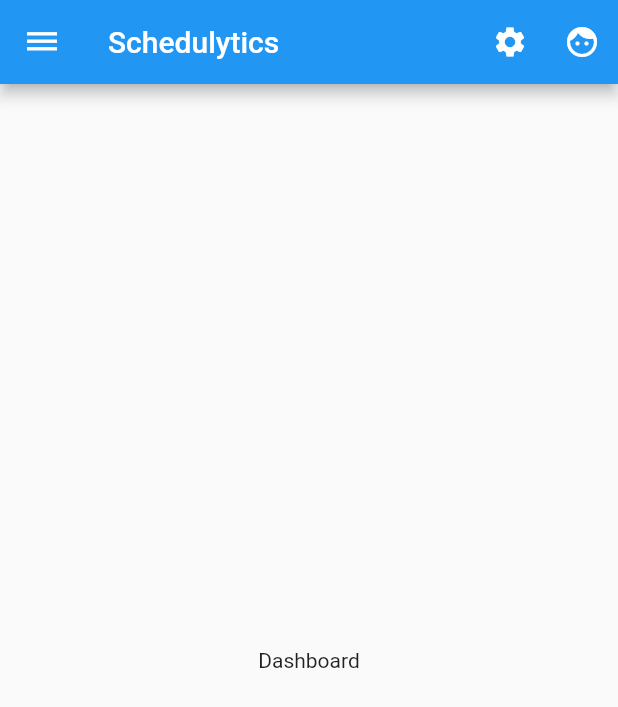
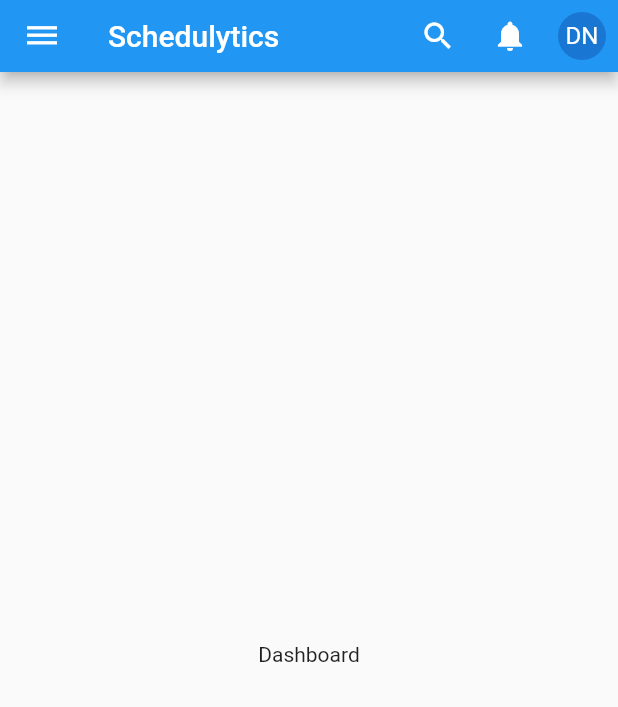
Before and after one commit to noltedennis/schedulytics, a Flutter app: the screen it shows after launch, in the side drawer, after a tap on "Dashboard", on a phone screen of 412 x 824 dp. Shown: the top 707 px of the screen. Run offline on Flutter 3.47's test engine with Material 2 defaults, Android fonts, the phone set to English and light mode, and no system bars.

Commit message:
Further code refactoring

```diff
--- /dev/null
+++ b/lib/ui/SchedulyticsAppBar.dart
@@ -0,0 +1,78 @@
+import 'package:flutter/material.dart';
+
+import 'SchedulyticsRoutes.dart';
+
+class SchedulyticsAppBar extends StatelessWidget
+    implements PreferredSizeWidget {
+  static const double height = 48;
+
+  final _routes = SchedulyticsRoutes();
+  final GlobalKey<ScaffoldState> _scaffoldKey;
+
+  SchedulyticsAppBar(this._scaffoldKey);
+
+  @override
+  Widget build(BuildContext context) {
+    return AppBar(
+      title: GestureDetector(
+        child: Text("Schedulytics"),
+        onTap: () => _routes.navigateToScreen(
+            context, SchedulyticsRouteTypeEnum.DASHBOARD),
+      ),
+      leading: IconButton(
+        icon: Icon(Icons.dehaze),
+        onPressed: () => _toggleDrawer(),
+      ),
+      automaticallyImplyLeading: false,
+      actions: <Widget>[
+        IconButton(
+          icon: Icon(_choices[0].icon, color: Colors.white),
+          onPressed: () => {},
+        ),
+        IconButton(
+          icon: Icon(_choices[1].icon, color: Colors.white),
+          onPressed: () => {},
+        ),
+        PopupMenuButton<_Choice>(
+          icon: CircleAvatar(
+            child: Text('DN'),
+          ),
+          itemBuilder: (BuildContext context) {
+            return _choices.skip(2).map((_Choice choice) {
+              return PopupMenuItem<_Choice>(
+                value: choice,
+                child: Text(choice.title),
+              );
+            }).toList();
+          },
+        ),
+      ],
+    );
+  }
+
+  @override
+  Size get preferredSize => Size.fromHeight(height);
+
+  void _toggleDrawer() {
+    if (_scaffoldKey.currentState.isDrawerOpen == false) {
+      _scaffoldKey.currentState.openDrawer();
+    } else {
+      _scaffoldKey.currentState.openEndDrawer();
+    }
+  }
+}
+
+class _Choice {
+  const _Choice({this.title, this.icon});
+
+  final String title;
+  final IconData icon;
+}
+
+const List<_Choice> _choices = const <_Choice>[
+  const _Choice(title: 'Search', icon: Icons.search),
+  const _Choice(title: 'Notifications', icon: Icons.notifications),
+  const _Choice(title: 'Settings', icon: Icons.settings),
+  const _Choice(title: 'Use profile', icon: Icons.person),
+  const _Choice(title: 'Logout', icon: Icons.exit_to_app),
+];
--- /dev/null
+++ b/lib/ui/SchedulyticsDrawer.dart
@@ -0,0 +1,48 @@
+import 'package:flutter/material.dart';
+
+import 'SchedulyticsRoutes.dart';
+
+class SchedulyticsDrawer extends StatelessWidget {
+  final _routes = SchedulyticsRoutes();
+  final GlobalKey<ScaffoldState> _scaffoldKey;
+
+  SchedulyticsDrawer(this._scaffoldKey);
+
+  @override
+  Widget build(BuildContext context) {
+    return Drawer(
+      child: ListView(
+        padding: EdgeInsets.zero,
+        children: <Widget>[
+          ListTile(
+            leading: Icon(Icons.home),
+            title: Text('Dashboard'),
+            onTap: () => _navigateAndCloseDrawer(
+                context, SchedulyticsRouteTypeEnum.DASHBOARD),
+          ),
+          Divider(),
+          ListTile(
+            leading: Icon(Icons.build),
+            title: Text('Jobs'),
+            onTap: () => _navigateAndCloseDrawer(
+                context, SchedulyticsRouteTypeEnum.JOBS),
+          ),
+          ListTile(
+            leading: Icon(Icons.history),
+            title: Text('Executions'),
+            onTap: () => _navigateAndCloseDrawer(
+                context, SchedulyticsRouteTypeEnum.EXECUTIONS),
+          ),
+        ],
+      ),
+    );
+  }
+
+  void _navigateAndCloseDrawer(
+      BuildContext context, SchedulyticsRouteTypeEnum type) {
+    _routes.navigateToScreen(context, type);
+    if (_scaffoldKey.currentState.isDrawerOpen) {
+      _scaffoldKey.currentState.openEndDrawer();
+    }
+  }
+}
--- a/lib/ui/SchedulyticsRoutes.dart
+++ b/lib/ui/SchedulyticsRoutes.dart
@@ -1,4 +1,6 @@
 import 'package:flutter/material.dart';
+import 'package:schedulytics/ui/screens/SettingsScreen.dart';
+import 'package:schedulytics/ui/screens/UserProfileScreen.dart';
 
 import 'SchedulyticsScreenFrame.dart';
 import 'screens/DashboardScreen.dart';
@@ -26,6 +28,14 @@
     SchedulyticsRouteTypeEnum.EXECUTIONS: _SchedulyticsRoute(
       '/executions',
       (context) => SchedulyticsScreenFrame(ExecutionsScreen()),
+    ),
+    SchedulyticsRouteTypeEnum.USER_PROFILE: _SchedulyticsRoute(
+      '/profile',
+      (context) => SchedulyticsScreenFrame(UserProfileScreen()),
+    ),
+    SchedulyticsRouteTypeEnum.SETTINGS: _SchedulyticsRoute(
+      '/settings',
+      (context) => SchedulyticsScreenFrame(SettingsScreen()),
     ),
   };
 
@@ -69,7 +79,13 @@
   }
 }
 
-enum SchedulyticsRouteTypeEnum { DASHBOARD, JOBS, EXECUTIONS }
+enum SchedulyticsRouteTypeEnum {
+  DASHBOARD,
+  JOBS,
+  EXECUTIONS,
+  USER_PROFILE,
+  SETTINGS
+}
 
 class _SchedulyticsRoute {
   final String path;
--- a/lib/ui/SchedulyticsScreenFrame.dart
+++ b/lib/ui/SchedulyticsScreenFrame.dart
@@ -1,11 +1,11 @@
 import 'package:flutter/material.dart';
 
-import 'SchedulyticsRoutes.dart';
+import 'SchedulyticsAppBar.dart';
+import 'SchedulyticsDrawer.dart';
 
 class SchedulyticsScreenFrame extends StatelessWidget {
   final Widget body;
   final GlobalKey<ScaffoldState> _scaffoldKey = GlobalKey();
-  final _routes = SchedulyticsRoutes();
 
   SchedulyticsScreenFrame(this.body);
 
@@ -15,85 +15,12 @@
   Widget build(BuildContext context) {
     return Scaffold(
       primary: true,
-      appBar: _buildSchedulyticsAppBar(context),
+      appBar: SchedulyticsAppBar(_scaffoldKey),
       body: Scaffold(
         key: _scaffoldKey,
-        drawer: _buildSchedulyticsDrawer(context),
+        drawer: SchedulyticsDrawer(_scaffoldKey),
         body: body,
       ),
     );
   }
-
-  AppBar _buildSchedulyticsAppBar(BuildContext context) {
-    return AppBar(
-      title: GestureDetector(
-        child: Text("Schedulytics"),
-        onTap: () => _routes.navigateToScreen(
-            context, SchedulyticsRouteTypeEnum.DASHBOARD),
-      ),
-      leading: IconButton(
-        icon: Icon(Icons.dehaze),
-        onPressed: () => _toggleDrawer(),
-      ),
-      automaticallyImplyLeading: false,
-      actions: <Widget>[
-        Row(
-          mainAxisAlignment: MainAxisAlignment.spaceEvenly,
-          children: <Widget>[
-            IconButton(
-              icon: Icon(Icons.settings, color: Colors.white),
-              onPressed: () => {},
-            ),
-            IconButton(
-              icon: Icon(Icons.face, color: Colors.white),
-              onPressed: () => {},
-            ),
-          ],
-        )
-      ],
-    );
-  }
-
-  Drawer _buildSchedulyticsDrawer(BuildContext context) {
-    return Drawer(
-      child: ListView(
-        padding: EdgeInsets.zero,
-        children: <Widget>[
-          ListTile(
-            leading: Icon(Icons.home),
-            title: Text('Dashboard'),
-            onTap: () => _navigateAndCloseDrawer(
-                context, SchedulyticsRouteTypeEnum.DASHBOARD),
-          ),
-          Divider(),
-          ListTile(
-            leading: Icon(Icons.build),
-            title: Text('Jobs'),
-            onTap: () => _navigateAndCloseDrawer(
-                context, SchedulyticsRouteTypeEnum.JOBS),
-          ),
-          ListTile(
-            leading: Icon(Icons.history),
-            title: Text('Executions'),
-            onTap: () => _navigateAndCloseDrawer(
-                context, SchedulyticsRouteTypeEnum.EXECUTIONS),
-          ),
-        ],
-      ),
-    );
-  }
-
-  void _navigateAndCloseDrawer(
-      BuildContext context, SchedulyticsRouteTypeEnum type) {
-    _routes.navigateToScreen(context, type);
-    _toggleDrawer();
-  }
-
-  void _toggleDrawer() {
-    if (_scaffoldKey.currentState.isDrawerOpen == false) {
-      _scaffoldKey.currentState.openDrawer();
-    } else {
-      _scaffoldKey.currentState.openEndDrawer();
-    }
-  }
 }
--- /dev/null
+++ b/lib/ui/screens/SettingsScreen.dart
@@ -0,0 +1,10 @@
+import 'package:flutter/material.dart';
+
+class SettingsScreen extends StatelessWidget {
+  @override
+  Widget build(BuildContext context) {
+    return Center(
+      child: Text('Settings'),
+    );
+  }
+}
--- /dev/null
+++ b/lib/ui/screens/UserProfileScreen.dart
@@ -0,0 +1,10 @@
+import 'package:flutter/material.dart';
+
+class UserProfileScreen extends StatelessWidget {
+  @override
+  Widget build(BuildContext context) {
+    return Center(
+      child: Text('User Profile'),
+    );
+  }
+}
```
